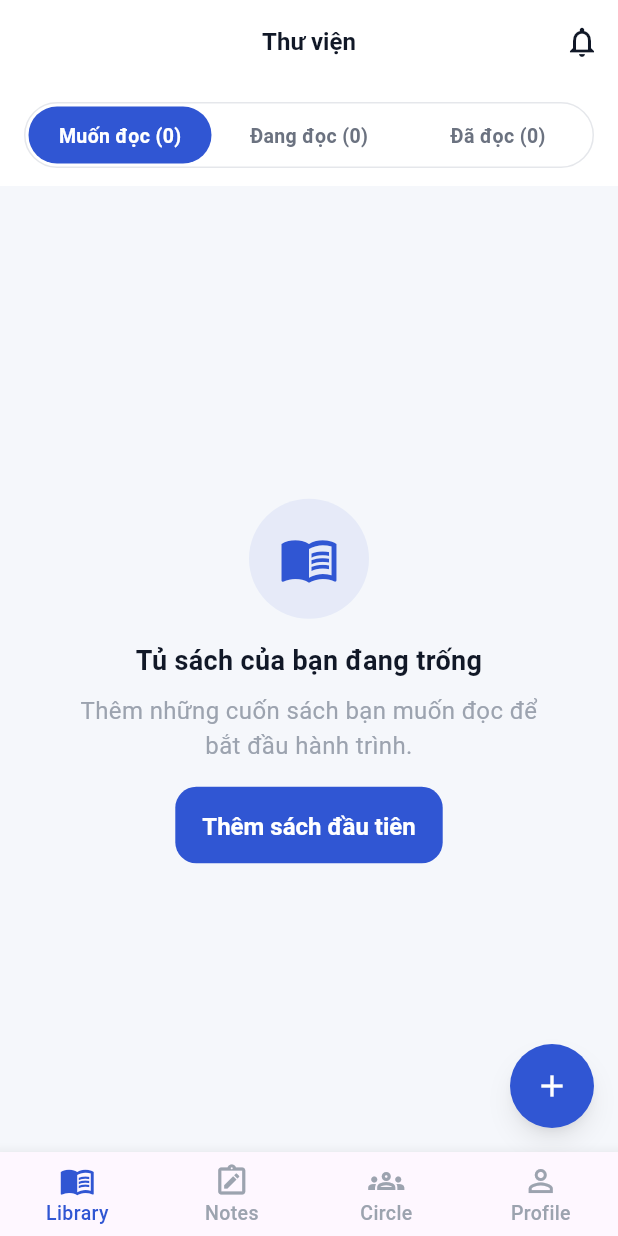
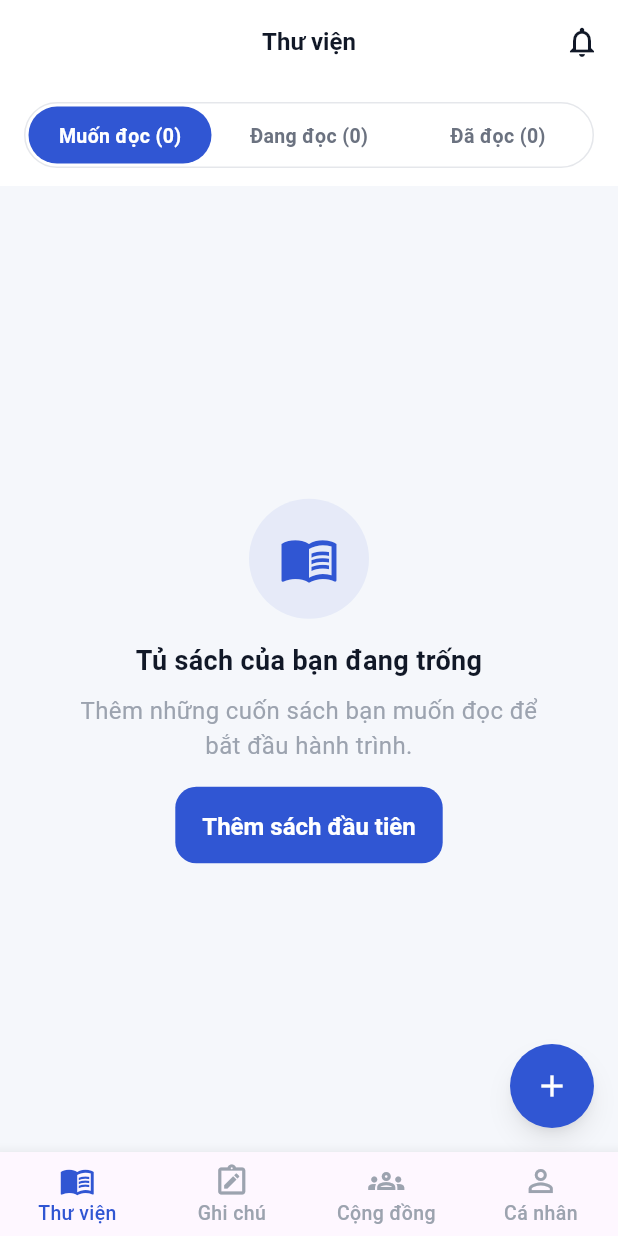
Before and after one commit to nviethung04/tram_doc, a Flutter app: the AppShell screen opened directly, on a phone screen of 412 x 824 dp. Run offline on Flutter 3.47's test engine with Material 3 defaults, Android fonts, the phone set to English and light mode, and no system bars; our stand-ins replace cloud_firestore, cloud_functions, firebase_auth, firebase_core, firebase_messaging, firebase_storage and 3 more; missing offline and left inert: mobile_scanner; accounts and stored records are empty.

Commit message:
Update bottom_nav.dart

```diff
--- a/lib/components/bottom_nav.dart
+++ b/lib/components/bottom_nav.dart
@@ -24,10 +24,10 @@ class BottomNavBar extends StatelessWidget {
       selectedLabelStyle: AppTypography.caption,
       unselectedLabelStyle: AppTypography.caption,
       items: [
-        _item(Icons.menu_book_outlined, 'Library'),
-        _item(Icons.note_alt_outlined, 'Notes'),
-        _item(Icons.groups_outlined, 'Circle'),
-        _item(Icons.person_outline, 'Profile'),
+        _item(Icons.menu_book_outlined, 'Thư viện'),
+        _item(Icons.note_alt_outlined, 'Ghi chú'),
+        _item(Icons.groups_outlined, 'Cộng đồng'),
+        _item(Icons.person_outline, 'Cá nhân'),
       ],
     );
   }
```
